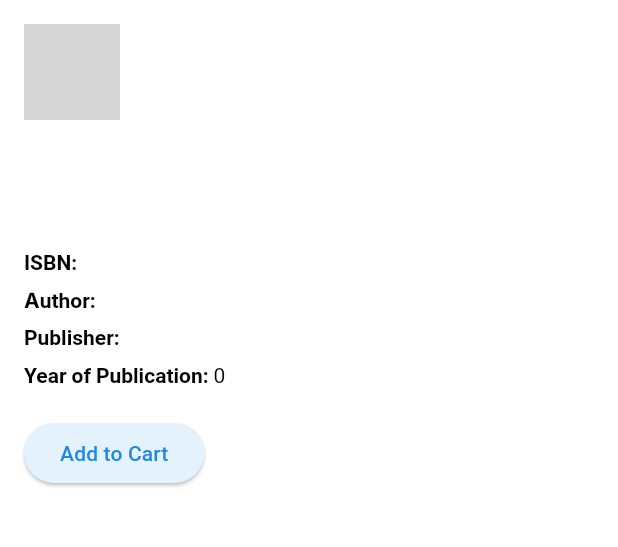
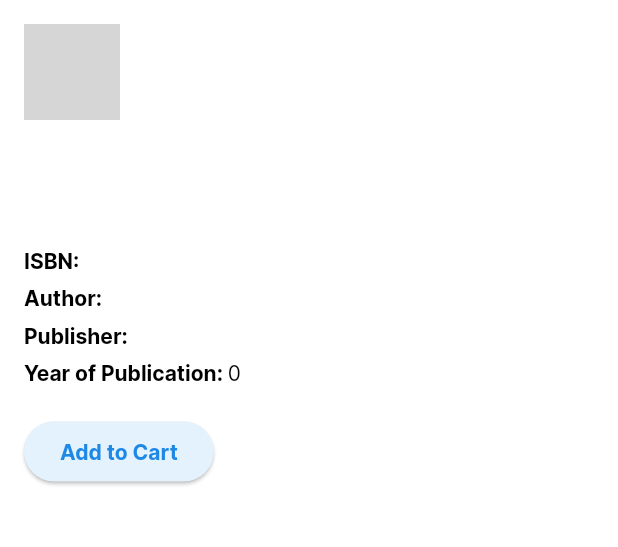
Before and after one commit to C05-PBP-2023/literasea-mobile, a Flutter app: the BookDetailsPage screen opened directly with empty values, on a phone screen of 412 x 824 dp, the part 84-631 px from its top. Run offline on Flutter 3.47's test engine with Material 3 defaults, Android fonts, the phone set to English and light mode, and no system bars; our stand-ins replace google_fonts; missing offline and left inert: pbp_django_auth; network calls fail; grey boxes are pictures that could not be loaded.

Commit message:
Sesuaiin font

```diff
--- a/lib/Katalog/Screens/book_details.dart
+++ b/lib/Katalog/Screens/book_details.dart
@@ -1,4 +1,5 @@
 import 'package:flutter/material.dart';
+import 'package:google_fonts/google_fonts.dart';
 import 'package:literasea_mobile/Katalog/models/product.dart';
 import 'package:literasea_mobile/Katalog/Screens/reader.dart';
 
@@ -12,7 +13,7 @@ class BookDetailsPage extends StatelessWidget {
     return Scaffold(
       appBar: AppBar(
         title: const Text('Detail Buku'),
-        titleTextStyle: const TextStyle(fontSize: 20, fontWeight: FontWeight.bold),
+        titleTextStyle: GoogleFonts.inter(fontSize: 20, fontWeight: FontWeight.bold),
       ),
       body: SingleChildScrollView(
         child: Padding(
@@ -39,7 +40,7 @@ class BookDetailsPage extends StatelessWidget {
               const SizedBox(height: 12),
               Text(
                 product.fields.bookTitle,
-                style: const TextStyle(fontSize: 18, fontWeight: FontWeight.bold),
+                style: GoogleFonts.inter(fontSize: 18, fontWeight: FontWeight.bold),
               ),
               const Padding(
                 padding: EdgeInsets.only(bottom: 20.0),
@@ -48,12 +49,12 @@ class BookDetailsPage extends StatelessWidget {
               RichText(
                 text: TextSpan(
                   text: 'ISBN: ',
-                  style: const TextStyle(
+                  style: GoogleFonts.inter(
                       fontWeight: FontWeight.bold, color: Colors.black),
                   children: <TextSpan>[
                     TextSpan(
                       text: product.fields.isbn,
-                      style: const TextStyle(
+                      style: GoogleFonts.inter(
                           fontWeight: FontWeight.normal, color: Colors.black),
                     ),
                   ],
@@ -63,12 +64,12 @@ class BookDetailsPage extends StatelessWidget {
               RichText(
                 text: TextSpan(
                   text: 'Author: ',
-                  style: const TextStyle(
+                  style: GoogleFonts.inter(
                       fontWeight: FontWeight.bold, color: Colors.black),
                   children: <TextSpan>[
                     TextSpan(
                       text: product.fields.bookAuthor,
-                      style: const TextStyle(
+                      style: GoogleFonts.inter(
                           fontWeight: FontWeight.normal, color: Colors.black),
                     ),
                   ],
@@ -78,12 +79,12 @@ class BookDetailsPage extends StatelessWidget {
               RichText(
                 text: TextSpan(
                   text: 'Publisher: ',
-                  style: const TextStyle(
+                  style: GoogleFonts.inter(
                       fontWeight: FontWeight.bold, color: Colors.black),
                   children: <TextSpan>[
                     TextSpan(
                       text: product.fields.publisher,
-                      style: const TextStyle(
+                      style: GoogleFonts.inter(
                           fontWeight: FontWeight.normal, color: Colors.black),
                     ),
                   ],
@@ -93,13 +94,12 @@ class BookDetailsPage extends StatelessWidget {
               RichText(
                 text: TextSpan(
                   text: 'Year of Publication: ',
-                  style: const TextStyle(
+                  style: GoogleFonts.inter(
                       fontWeight: FontWeight.bold, color: Colors.black),
                   children: <TextSpan>[
                     TextSpan(
                       text: '${product.fields.yearOfPublication}',
-                      style: const TextStyle(
-                          fontWeight: FontWeight.normal, color: Colors.black),
+                      style: GoogleFonts.inter(fontWeight: FontWeight.normal, color: Colors.black),
                     ),
                   ],
                 ),
@@ -115,6 +115,7 @@ class BookDetailsPage extends StatelessWidget {
                     style: TextButton.styleFrom(
                       foregroundColor: Colors.blue[600],
                       backgroundColor: Colors.blue[50],
+                      textStyle: GoogleFonts.inter(fontWeight: FontWeight.bold)
                     ),
                     child: const Text('Add to Cart'),
                   ),
```
Also changed, not shown: lib/Katalog/Screens/reader.dart (+7 -11 lines), lib/Katalog/Screens/writer.dart (+5 -8 lines), lib/Katalog/Screens/writer_book_details.dart (+11 -10 lines).
